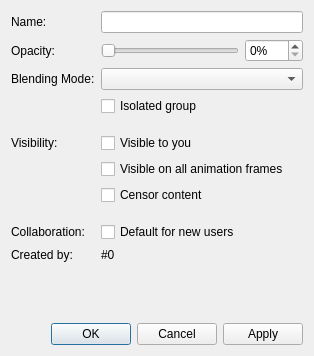
The window that src/desktop/ui/layerproperties.ui (drawpile/Drawpile) describes before a commit, drawn with Qt 5.
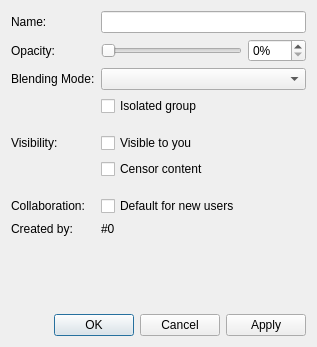
The same window after the commit.

What changed in the file:
```diff
--- a/src/desktop/ui/layerproperties.ui
+++ b/src/desktop/ui/layerproperties.ui
@@ -9,8 +9,8 @@
    <rect>
     <x>0</x>
     <y>0</y>
-    <width>314</width>
-    <height>356</height>
+    <width>317</width>
+    <height>347</height>
    </rect>
   </property>
   <property name="windowTitle">
@@ -75,27 +75,26 @@
      </property>
     </widget>
    </item>
-   <item row="14" column="0">
-    <widget class="QLabel" name="label_3">
-     <property name="text">
-      <string>Created by:</string>
+   <item row="7" column="1">
+    <spacer name="verticalSpacer">
+     <property name="orientation">
+      <enum>Qt::Vertical</enum>
      </property>
-    </widget>
-   </item>
-   <item row="17" column="0" colspan="2">
-    <widget class="QDialogButtonBox" name="buttonBox">
-     <property name="standardButtons">
-      <set>QDialogButtonBox::Apply|QDialogButtonBox::Cancel|QDialogButtonBox::Ok</set>
+     <property name="sizeType">
+      <enum>QSizePolicy::Fixed</enum>
      </property>
-    </widget>
+     <property name="sizeHint" stdset="0">
+      <size>
+       <width>20</width>
+       <height>5</height>
+      </size>
+     </property>
+    </spacer>
    </item>
-   <item row="14" column="1">
-    <widget class="QLabel" name="createdBy">
+   <item row="8" column="0">
+    <widget class="QLabel" name="label">
      <property name="text">
-      <string notr="true">#0</string>
-     </property>
-     <property name="textFormat">
-      <enum>Qt::PlainText</enum>
+      <string>Visibility:</string>
      </property>
     </widget>
    </item>
@@ -107,66 +106,60 @@
     </widget>
    </item>
    <item row="9" column="1">
-    <widget class="QCheckBox" name="fixed">
+    <widget class="QCheckBox" name="censored">
      <property name="text">
-      <string>Visible on all animation frames</string>
+      <string>Censor content</string>
      </property>
     </widget>
    </item>
-   <item row="12" column="0">
+   <item row="10" column="1">
+    <spacer name="verticalSpacer_2">
+     <property name="orientation">
+      <enum>Qt::Vertical</enum>
+     </property>
+     <property name="sizeType">
+      <enum>QSizePolicy::Fixed</enum>
+     </property>
+     <property name="sizeHint" stdset="0">
+      <size>
+       <width>20</width>
+       <height>5</height>
+      </size>
+     </property>
+    </spacer>
+   </item>
+   <item row="11" column="0">
     <widget class="QLabel" name="label_2">
      <property name="text">
       <string>Collaboration:</string>
      </property>
     </widget>
    </item>
-   <item row="12" column="1">
+   <item row="11" column="1">
     <widget class="QCheckBox" name="defaultLayer">
      <property name="text">
       <string>Default for new users</string>
      </property>
     </widget>
    </item>
-   <item row="8" column="0">
-    <widget class="QLabel" name="label">
+   <item row="13" column="0">
+    <widget class="QLabel" name="label_3">
      <property name="text">
-      <string>Visibility:</string>
+      <string>Created by:</string>
      </property>
     </widget>
    </item>
-   <item row="7" column="1">
-    <spacer name="verticalSpacer">
-     <property name="orientation">
-      <enum>Qt::Vertical</enum>
+   <item row="13" column="1">
+    <widget class="QLabel" name="createdBy">
+     <property name="text">
+      <string notr="true">#0</string>
      </property>
-     <property name="sizeType">
-      <enum>QSizePolicy::Fixed</enum>
+     <property name="textFormat">
+      <enum>Qt::PlainText</enum>
      </property>
-     <property name="sizeHint" stdset="0">
-      <size>
-       <width>20</width>
-       <height>5</height>
-      </size>
-     </property>
-    </spacer>
+    </widget>
    </item>
-   <item row="11" column="1">
-    <spacer name="verticalSpacer_2">
-     <property name="orientation">
-      <enum>Qt::Vertical</enum>
-     </property>
-     <property name="sizeType">
-      <enum>QSizePolicy::Fixed</enum>
-     </property>
-     <property name="sizeHint" stdset="0">
-      <size>
-       <width>20</width>
-       <height>5</height>
-      </size>
-     </property>
-    </spacer>
-   </item>
-   <item row="16" column="0">
+   <item row="15" column="0">
     <spacer name="verticalSpacer_3">
      <property name="orientation">
       <enum>Qt::Vertical</enum>
@@ -179,10 +172,10 @@
      </property>
     </spacer>
    </item>
-   <item row="10" column="1">
-    <widget class="QCheckBox" name="censored">
-     <property name="text">
-      <string>Censor content</string>
+   <item row="16" column="0" colspan="2">
+    <widget class="QDialogButtonBox" name="buttonBox">
+     <property name="standardButtons">
+      <set>QDialogButtonBox::Apply|QDialogButtonBox::Cancel|QDialogButtonBox::Ok</set>
      </property>
     </widget>
    </item>
```
